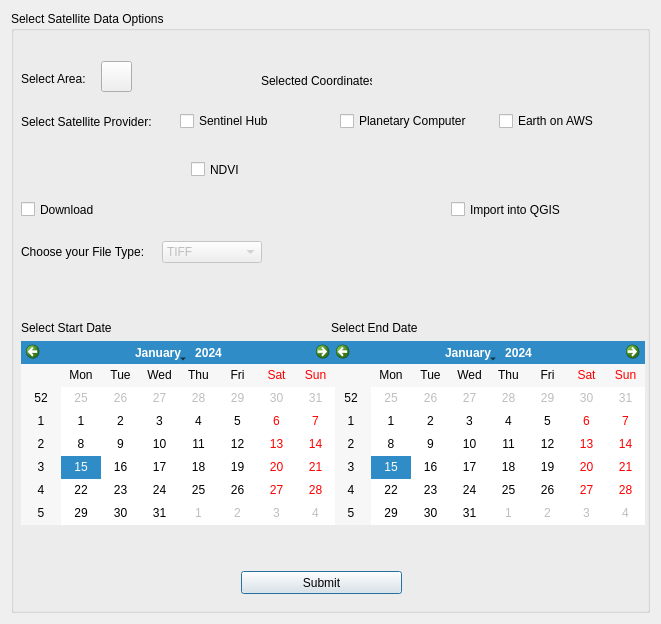
First picture: the form in sathub_ai_dialog_base.ui, repository theokretz/SatHubAI, before the edit.
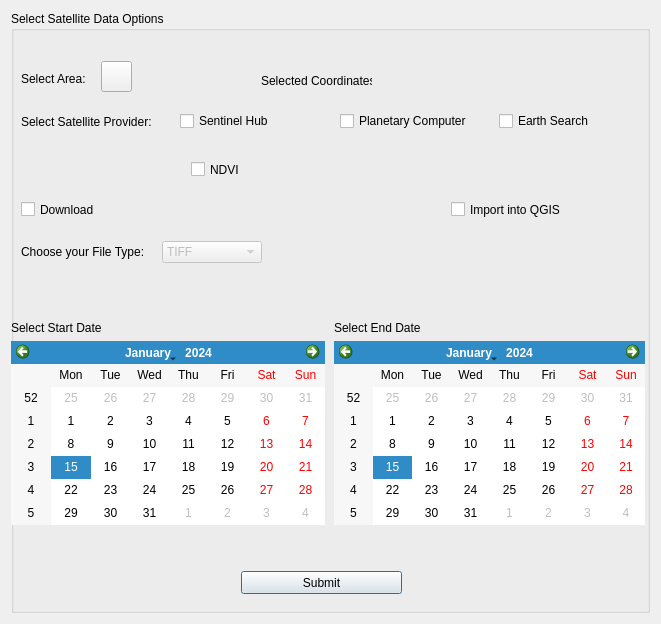
Second picture: the form after the edit. Icons and pictures are not drawn. Custom widgets are drawn as their Qt base class.

```diff
--- a/sathub_ai_dialog_base.ui
+++ b/sathub_ai_dialog_base.ui
@@ -223,7 +223,7 @@
        <item>
         <widget class="QCheckBox" name="cbAWS">
          <property name="text">
-          <string>Earth on AWS</string>
+          <string>Earth Search</string>
          </property>
         </widget>
        </item>
@@ -232,9 +232,9 @@
      <widget class="QWidget" name="verticalLayoutWidget">
       <property name="geometry">
        <rect>
-        <x>320</x>
+        <x>323</x>
         <y>310</y>
-        <width>314</width>
+        <width>311</width>
         <height>204</height>
        </rect>
       </property>
@@ -254,7 +254,7 @@
      <widget class="QWidget" name="verticalLayoutWidget_2">
       <property name="geometry">
        <rect>
-        <x>10</x>
+        <x>0</x>
         <y>310</y>
         <width>314</width>
         <height>204</height>
```
